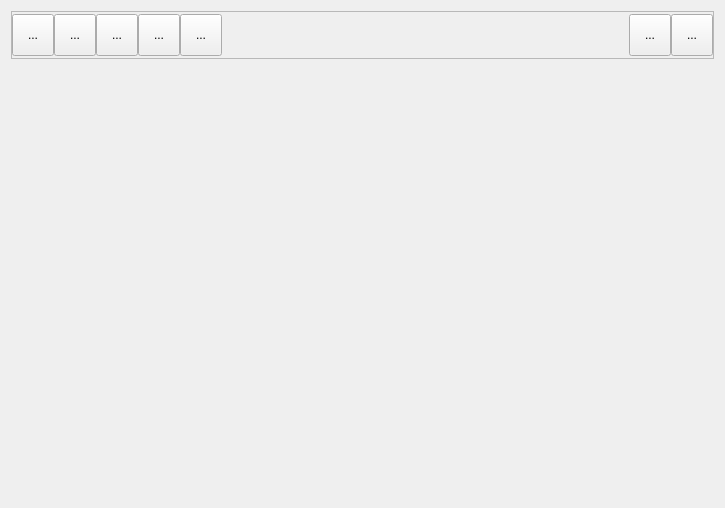
Before: the Qt Designer form bulmages/bulmatpv/plugins/pluginbt_mesas/distromesasbase.ui in eboladev/Bulmages-1, drawn with Qt 5.
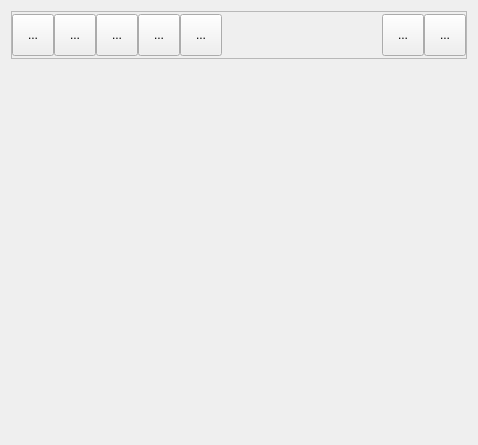
After: the same form once the commit is applied. Icons and pictures are not drawn.

Commit message:
Mejoras en pluginbt_mesas.
*********************************
*          Todo-Redes           *
*        C/.Begonia, 12         *
*   07010 Palma de Mallorca.    *
*      Tel: +34-971499071       *
*   http://www.todo-redes.com   *
*  comercial(en)todo-redes.com  *
*********************************

```diff
--- a/bulmages/bulmatpv/plugins/pluginbt_mesas/distromesasbase.ui
+++ b/bulmages/bulmatpv/plugins/pluginbt_mesas/distromesasbase.ui
@@ -6,8 +6,8 @@
    <rect>
     <x>0</x>
     <y>0</y>
-    <width>715</width>
-    <height>508</height>
+    <width>478</width>
+    <height>445</height>
    </rect>
   </property>
   <property name="windowTitle">
@@ -199,8 +199,8 @@
         </property>
         <property name="sizeHint" stdset="0">
          <size>
-          <width>407</width>
-          <height>20</height>
+          <width>0</width>
+          <height>0</height>
          </size>
         </property>
        </spacer>
```
Left out of the diff: 21 changed lines with no effect on the pictures. The commit also changes 2 other files.
